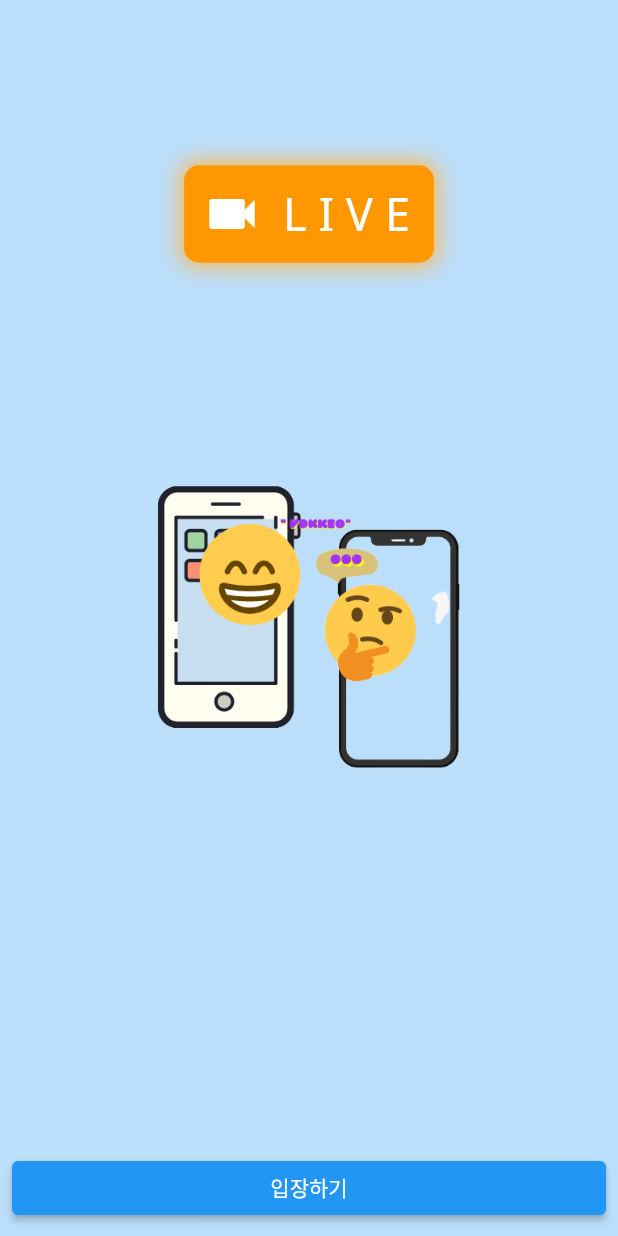
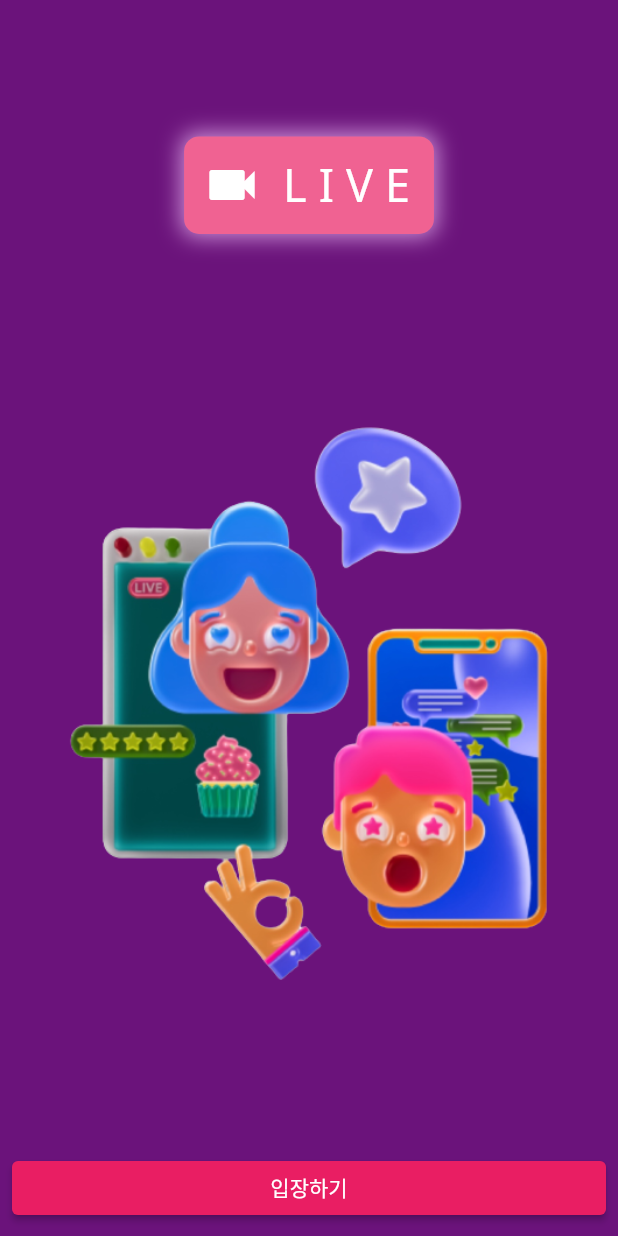
Before and after one commit to so0ng0970/video_call, a Flutter app: the screen it shows after launch, on a phone screen of 412 x 824 dp. Run offline on Flutter 3.47's test engine with Material 2 defaults, Android fonts, the phone set to English and light mode, and no system bars.

Commit message:
home_screen UI

```diff
--- a/lib/screen/home_screen.dart
+++ b/lib/screen/home_screen.dart
@@ -11,15 +11,17 @@ class _HomeScreenState extends State<HomeScreen> {
   @override
   Widget build(BuildContext context) {
     return Scaffold(
-      backgroundColor: Colors.blue[100],
+      backgroundColor: const Color.fromARGB(255, 107, 19, 123),
       body: Padding(
         padding: const EdgeInsets.all(8.0),
         child: Column(
           children: const [
             Expanded(
+              flex: 2,
               child: _Logo(),
             ),
             Expanded(
+              flex: 4,
               child: _Image(),
             ),
             Expanded(
@@ -40,11 +42,11 @@ class _Logo extends StatelessWidget {
     return Center(
       child: Container(
         decoration: BoxDecoration(
-          color: Colors.orange,
+          color: Colors.pink[300],
           borderRadius: BorderRadius.circular(10.0),
           boxShadow: [
             BoxShadow(
-              color: Colors.orange[300]!,
+              color: Colors.purple[200]!,
               blurRadius: 12,
               spreadRadius: 2.0,
             ),
@@ -107,6 +109,7 @@ class __ButtonState extends State<_Button> {
       crossAxisAlignment: CrossAxisAlignment.stretch,
       children: [
         ElevatedButton(
+          style: ElevatedButton.styleFrom(backgroundColor: Colors.pink),
           onPressed: () {},
           child: const Text('입장하기'),
         ),
```
Also changed, not shown: asset/img/home_img.png.
